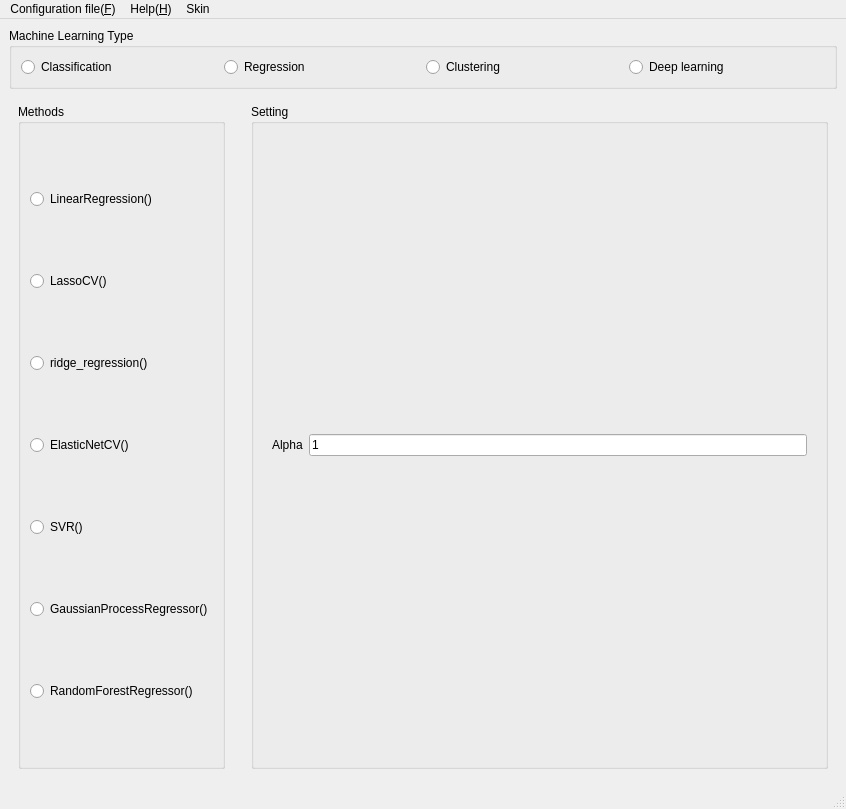
Qt form GUI/easylearn_machine_learning_gui.ui (easylearn-fmri/easylearn_dev) before a commit.
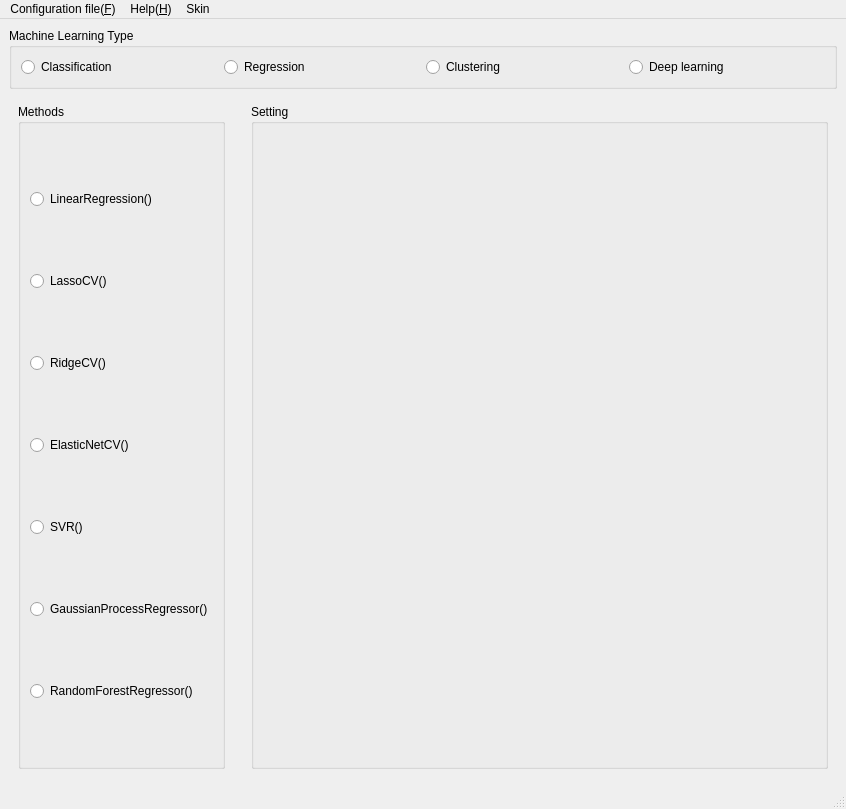
The same form after that commit. The open tabs and pages were chosen to show the change.

Commit message: test and update regression and _base_regression

```diff
--- a/GUI/easylearn_machine_learning_gui.ui
+++ b/GUI/easylearn_machine_learning_gui.ui
@@ -572,22 +572,7 @@
               </layout>
              </widget>
              <widget class="QWidget" name="to_ridgeregression">
-              <layout class="QGridLayout" name="gridLayout_18">
-               <item row="0" column="0">
-                <widget class="QLabel" name="label_15">
-                 <property name="text">
-                  <string>Alpha</string>
-                 </property>
-                </widget>
-               </item>
-               <item row="0" column="1">
-                <widget class="QLineEdit" name="lineEdit_regression_ridge_alpha">
-                 <property name="text">
-                  <string>1</string>
-                 </property>
-                </widget>
-               </item>
-              </layout>
+              <layout class="QGridLayout" name="gridLayout_18"/>
              </widget>
              <widget class="QWidget" name="to_elasticnet">
               <layout class="QGridLayout" name="gridLayout_20">
@@ -804,7 +789,7 @@
            <item row="2" column="1">
             <widget class="QRadioButton" name="radioButton_regression_ridge">
              <property name="text">
-              <string>ridge_regression()</string>
+              <string>RidgeCV()</string>
              </property>
             </widget>
            </item>
```
Left out of the diff: 8 changed lines with no effect on the pictures. The commit also changes 10 other files.
